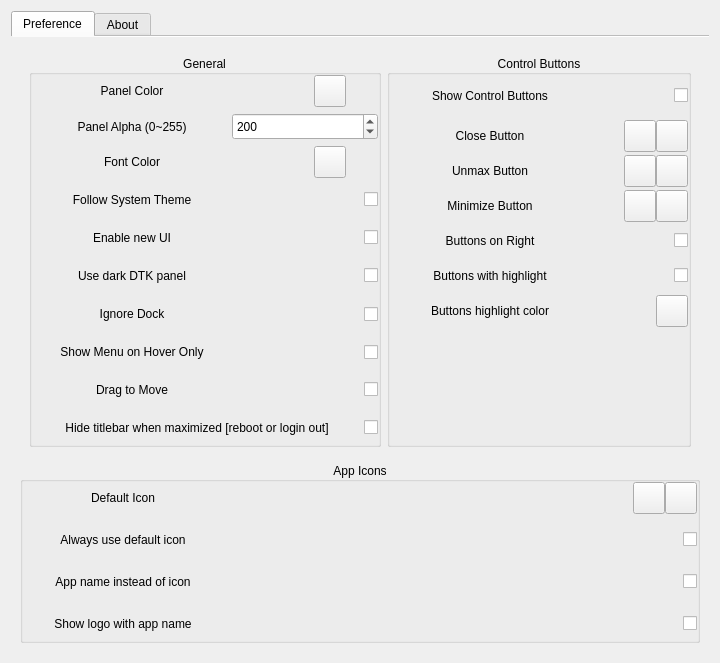
GXDE-OS/gxde-top-panel, file widgets/mainsettingwidget.ui: the form before one commit.
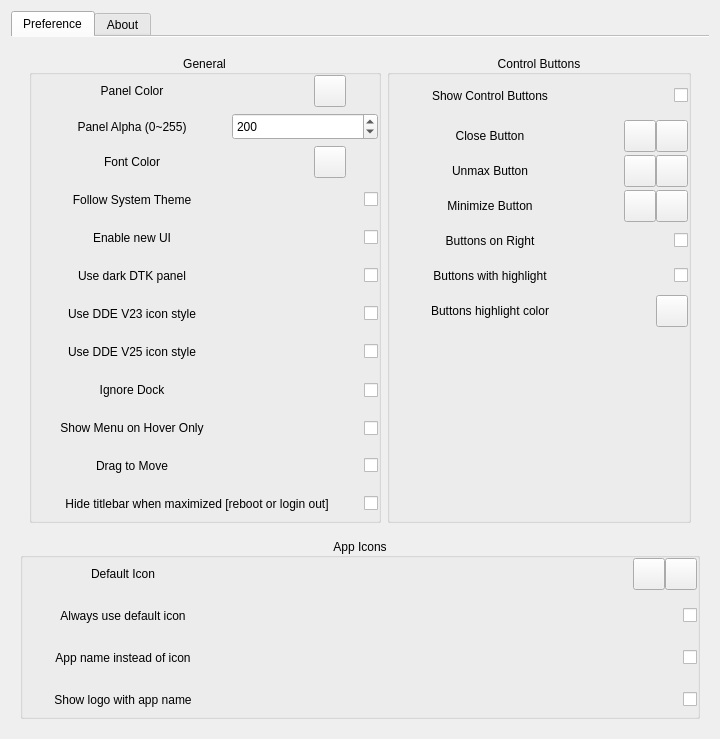
The form after the commit. Icons and pictures are not drawn.

Commit message: feat: Switch to DDE23/25/System icon

The edit to the form file:
```diff
--- a/widgets/mainsettingwidget.ui
+++ b/widgets/mainsettingwidget.ui
@@ -539,6 +539,120 @@
                </layout>
               </widget>
              </item>
+             <item>
+              <widget class="QWidget" name="dde23IconsWidget" native="true">
+               <layout class="QHBoxLayout" name="dde23IconsLayout">
+                <property name="spacing">
+                 <number>0</number>
+                </property>
+                <property name="leftMargin">
+                 <number>0</number>
+                </property>
+                <property name="topMargin">
+                 <number>0</number>
+                </property>
+                <property name="rightMargin">
+                 <number>0</number>
+                </property>
+                <property name="bottomMargin">
+                 <number>0</number>
+                </property>
+                <item>
+                 <widget class="QLabel" name="dde23IconsLabel">
+                  <property name="minimumSize">
+                   <size>
+                    <width>200</width>
+                    <height>32</height>
+                   </size>
+                  </property>
+                  <property name="text">
+                   <string>Use DDE V23 icon style</string>
+                  </property>
+                  <property name="alignment">
+                   <set>Qt::AlignCenter</set>
+                  </property>
+                 </widget>
+                </item>
+                <item>
+                 <spacer name="dde23IconsSpacer">
+                  <property name="orientation">
+                   <enum>Qt::Horizontal</enum>
+                  </property>
+                  <property name="sizeHint" stdset="0">
+                   <size>
+                    <width>40</width>
+                    <height>20</height>
+                   </size>
+                  </property>
+                 </spacer>
+                </item>
+                <item>
+                 <widget class="QCheckBox" name="useDde23IconsCheckBox">
+                  <property name="text">
+                   <string notr="true"/>
+                  </property>
+                 </widget>
+                </item>
+               </layout>
+              </widget>
+             </item>
+             <item>
+              <widget class="QWidget" name="dde25IconsWidget" native="true">
+               <layout class="QHBoxLayout" name="dde25IconsLayout">
+                <property name="spacing">
+                 <number>0</number>
+                </property>
+                <property name="leftMargin">
+                 <number>0</number>
+                </property>
+                <property name="topMargin">
+                 <number>0</number>
+                </property>
+                <property name="rightMargin">
+                 <number>0</number>
+                </property>
+                <property name="bottomMargin">
+                 <number>0</number>
+                </property>
+                <item>
+                 <widget class="QLabel" name="dde25IconsLabel">
+                  <property name="minimumSize">
+                   <size>
+                    <width>200</width>
+                    <height>32</height>
+                   </size>
+                  </property>
+                  <property name="text">
+                   <string>Use DDE V25 icon style</string>
+                  </property>
+                  <property name="alignment">
+                   <set>Qt::AlignCenter</set>
+                  </property>
+                 </widget>
+                </item>
+                <item>
+                 <spacer name="dde25IconsSpacer">
+                  <property name="orientation">
+                   <enum>Qt::Horizontal</enum>
+                  </property>
+                  <property name="sizeHint" stdset="0">
+                   <size>
+                    <width>40</width>
+                    <height>20</height>
+                   </size>
+                  </property>
+                 </spacer>
+                </item>
+                <item>
+                 <widget class="QCheckBox" name="useDde25IconsCheckBox">
+                  <property name="text">
+                   <string notr="true"/>
+                  </property>
+                 </widget>
+                </item>
+               </layout>
+              </widget>
+             </item>
              <item>
               <widget class="QWidget" name="widget_12" native="true">
                <property name="toolTip">
```
The commit also changes 412 other files.
